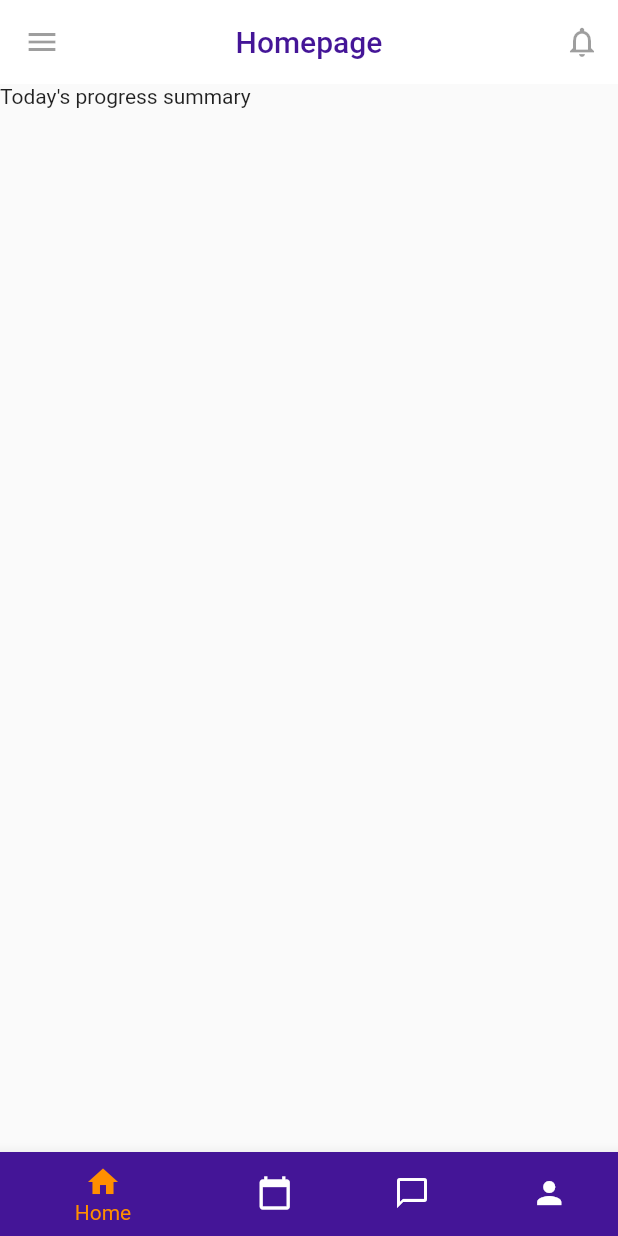
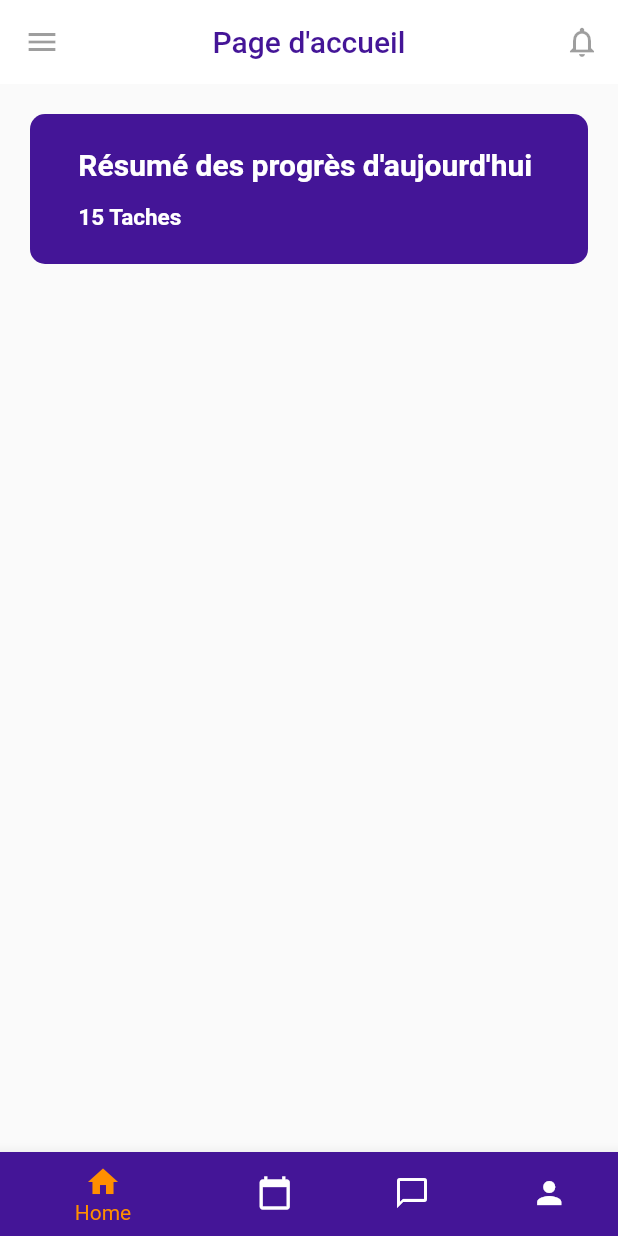
Before and after one commit to ousseynoukone/gestion_tache, a Flutter app: the Accueil screen opened directly, on a phone screen of 412 x 824 dp. Run offline on Flutter 3.47's test engine with Material 2 defaults, Android fonts, the phone set to English and light mode, and no system bars; Roboto replaces fonts that are missing (Raleway).

Commit message:
default page: working on style

```diff
--- a/lib/interfaces/Default/accueil.dart
+++ b/lib/interfaces/Default/accueil.dart
@@ -1,5 +1,4 @@
 import 'package:flutter/material.dart';
-import '../../globals/globals.dart' as globals;
 
 class Accueil extends StatefulWidget {
   const Accueil({super.key});
@@ -43,7 +42,7 @@ class _AccueilState extends State<Accueil> {
       child: Scaffold(
         appBar: AppBar(
           title: Text(
-            'Homepage',
+            "Page d'accueil",
             style: TextStyle(
                 color: Theme.of(context).primaryColor, fontFamily: 'Raleway'),
           ),
@@ -68,9 +67,46 @@ class _AccueilState extends State<Accueil> {
             ),
           ],
         ),
-        body: const Column(
+        body: Column(
           children: [
-            Text("Today's progress summary"),
+            Container(
+              margin: EdgeInsets.all(20.0),
+              child: ClipRRect(
+                borderRadius: BorderRadius.circular(10),
+                child: Container(
+                  padding: EdgeInsets.all(10.0),
+                  alignment: Alignment.center,
+                  constraints: BoxConstraints(minWidth: 350, minHeight: 100),
+                  color: Color.fromARGB(255, 68, 21, 151),
+                  child: const Column(
+                    children: [
+                      Column(
+                        crossAxisAlignment: CrossAxisAlignment.start,
+                        children: [
+                          Text(
+                            "Résumé des progrès d'aujourd'hui ",
+                            style: TextStyle(
+                                color: Colors.white,
+                                fontWeight: FontWeight.bold,
+                                fontSize: 20),
+                          ),
+                          SizedBox(
+                            height: 15,
+                          ),
+                          Text(
+                            "15 Taches ",
+                            style: TextStyle(
+                                color: Colors.white,
+                                fontWeight: FontWeight.bold,
+                                fontSize: 15),
+                          ),
+                        ],
+                      ),
+                    ],
+                  ),
+                ),
+              ),
+            ),
           ],
         ),
         bottomNavigationBar: BottomNavigationBar(
--- a/lib/main.dart
+++ b/lib/main.dart
@@ -1,4 +1,5 @@
 import 'package:flutter/material.dart';
+import 'package:gestion_tache/interfaces/Default/accueil.dart';
 import 'package:gestion_tache/interfaces/home.dart';
 import './globals/globals.dart' as globals;
 
@@ -23,7 +24,8 @@ class MyApp extends StatelessWidget {
         primaryColor: Color.fromARGB(255, 68, 21, 151),
         secondaryHeaderColor: Colors.white,
       ),
-      home: const Home(),
+      //home: const Home(),
+      home: const Accueil(),
     );
   }
 }
```
